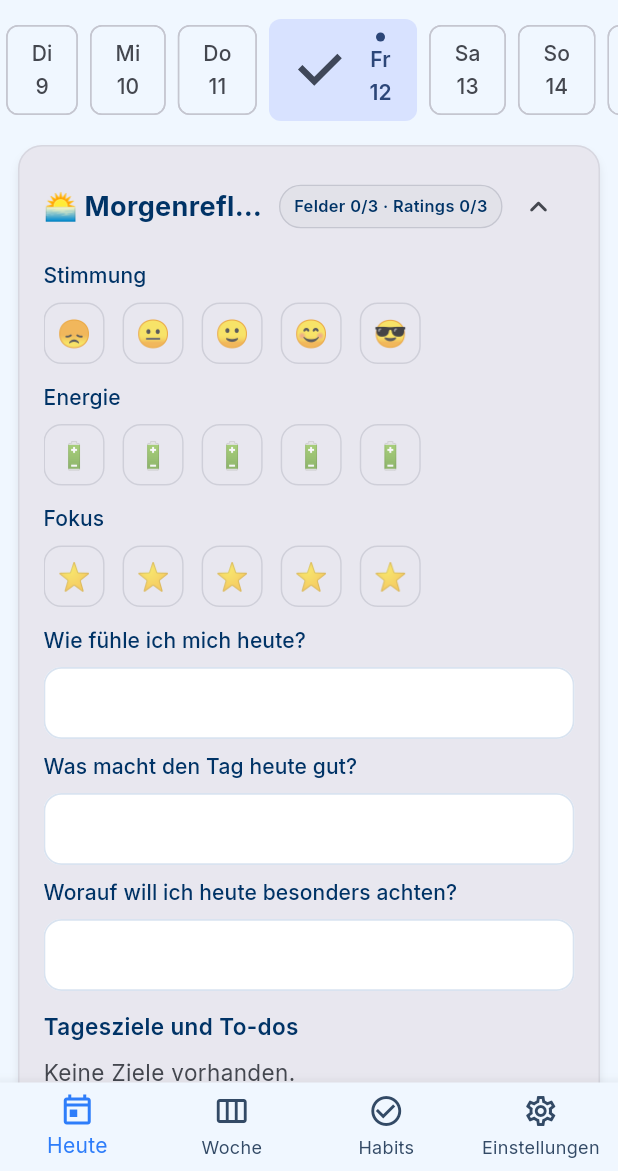
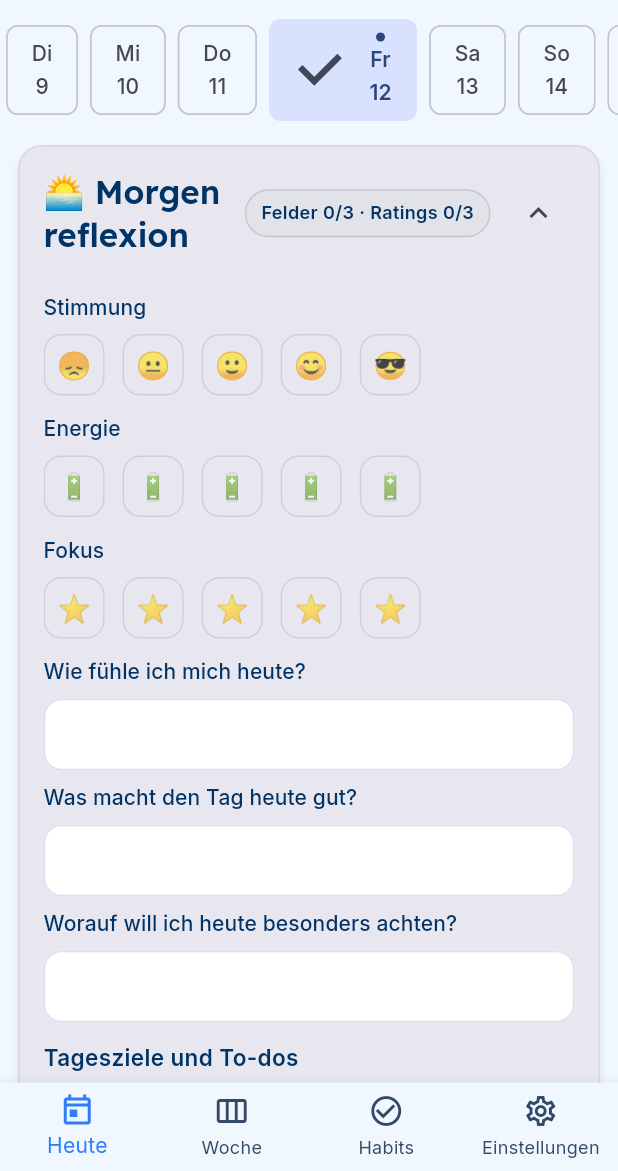
Before and after one commit to AlexBuchnerTeacher/reflecto, a Flutter app: the screen it shows once a user with an empty profile is signed in, on a phone screen of 412 x 824 dp, the part 65-1236 px from its top. Run offline on Flutter 3.47's test engine with Material 3 defaults, Android fonts, the phone set to English and light mode, and no system bars; our stand-ins replace cloud_firestore, firebase_auth, firebase_core, flutter_markdown, flutter_riverpod, google_fonts and 2 more; accounts and stored records are empty; statements that could not run were skipped.

Commit message:
fix: Morgen- und Abendreflexion nutzen jetzt ReflectoCard headerWidget für konsistente Layout

```diff
--- a/lib/features/day/sections/morning_section.dart
+++ b/lib/features/day/sections/morning_section.dart
@@ -48,33 +48,8 @@ class MorningSection extends StatelessWidget {
   @override
   Widget build(BuildContext context) {
     return ReflectoCard(
-      child: Column(
-        crossAxisAlignment: CrossAxisAlignment.start,
-        children: [
-          Row(
-            children: [
-              const Expanded(
-                child: Text(
-                  '\u{1F305} Morgenreflexion',
-                  maxLines: 1,
-                  overflow: TextOverflow.ellipsis,
-                  softWrap: false,
-                  style: TextStyle(
-                    fontSize: 18,
-                    fontWeight: FontWeight.w700,
-                    fontFamilyFallback: [
-                      'Segoe UI Emoji',
-                      'Apple Color Emoji',
-                      'Noto Color Emoji',
-                    ],
-                  ),
-                ),
-              ),
-              const SizedBox(width: 8),
-              Flexible(
-                child: FittedBox(
-                  fit: BoxFit.scaleDown,
-                  child: _progressChip(
+      title: '\u{1F305} Morgenreflexion',
+      headerWidget: _progressChip(
         context,
         'Felder '
         '${[
@@ -83,25 +58,14 @@ class MorningSection extends StatelessWidget {
           focusCtrl.text.trim()
         ].where((e) => e.isNotEmpty).length}/3'
         ' · Ratings '
-                    '${[
-                      mood,
-                      energy,
-                      focusRating
-                    ].where((e) => e != null).length}/3',
+        '${[mood, energy, focusRating].where((e) => e != null).length}/3',
       ),
-                ),
-              ),
-              IconButton(
-                tooltip: expanded ? 'Einklappen' : 'Aufklappen',
-                icon: Icon(
-                  expanded
-                      ? Icons.keyboard_arrow_up_rounded
-                      : Icons.keyboard_arrow_down_rounded,
-                ),
-                onPressed: onToggleExpanded,
-              ),
-            ],
-          ),
+      isCollapsible: true,
+      isCollapsed: !expanded,
+      onCollapsedChanged: (collapsed) => onToggleExpanded(),
+      child: Column(
+        crossAxisAlignment: CrossAxisAlignment.start,
+        children: [
           AnimatedCrossFade(
             crossFadeState:
                 expanded ? CrossFadeState.showFirst : CrossFadeState.showSecond,
```
Also changed, not shown: lib/features/day/sections/evening_section.dart (+10 -44 lines). Lines whose indentation alone changed are shown as unchanged.
